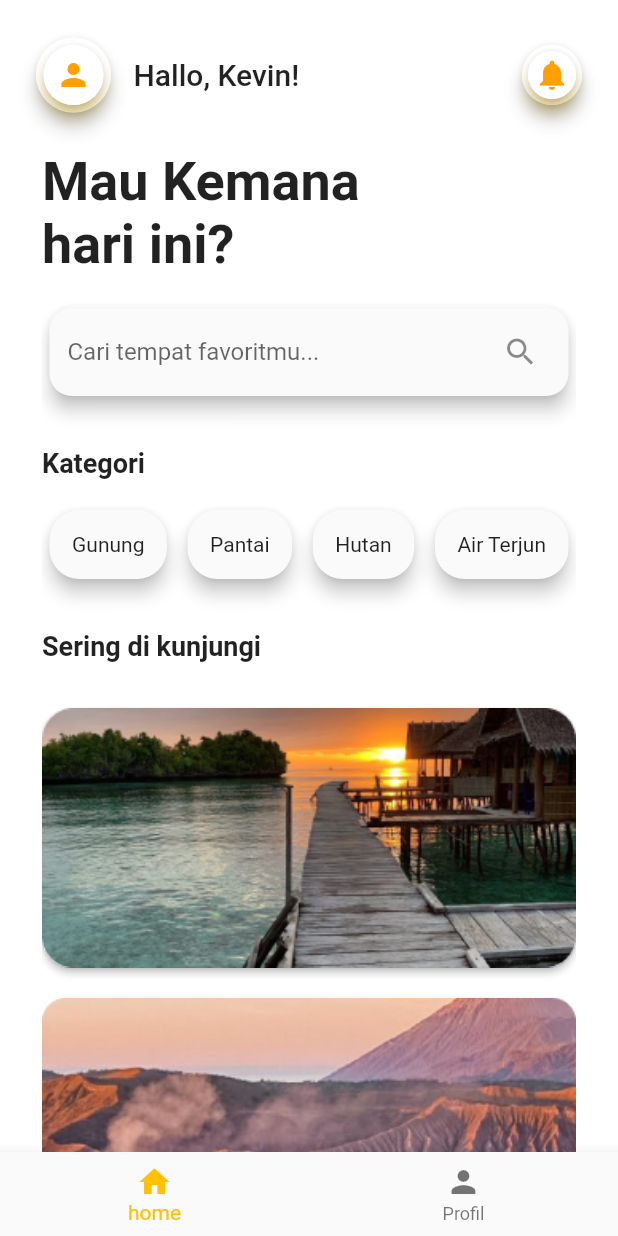
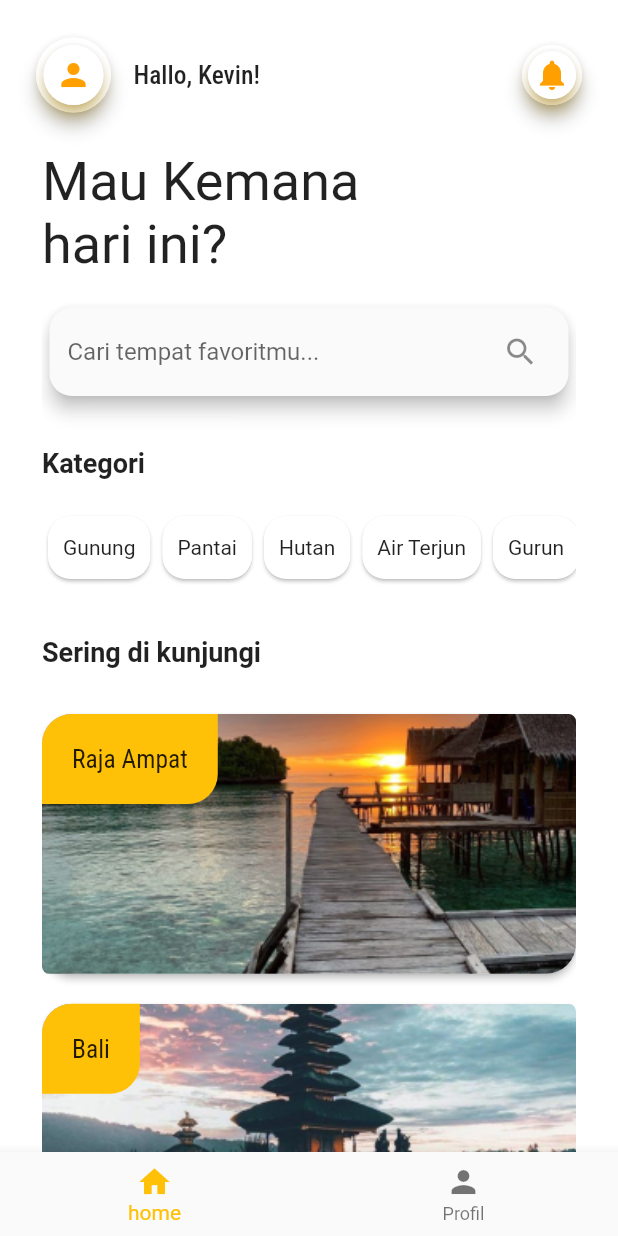
Before and after one commit to ristafn/slicing-travelApps, a Flutter app: the screen it shows after launch, on a phone screen of 412 x 824 dp. Run offline on Flutter 3.47's test engine with Material 2 defaults, Android fonts, the phone set to English and light mode, and no system bars; our stand-ins replace google_fonts.

Commit message:
edit images rounded to flat, add models(PODO), add views(new home_page, and google fonts) and page2, add constraints

```diff
--- /dev/null
+++ b/lib/constraints.dart
@@ -0,0 +1,9 @@
+import 'package:flutter/material.dart';
+
+class Constraints {
+  static double margin = 28.0;
+  static double sizedBox1 = 21.0;
+  static double sizedBox2 = 34.0;
+
+  static Color color = Colors.amber;
+}
--- a/lib/home_page.dart
+++ /dev/null
@@ -1,230 +0,0 @@
-import 'package:flutter/material.dart';
-
-class HomePage extends StatelessWidget {
-  const HomePage({Key? key}) : super(key: key);
-
-  @override
-  Widget build(BuildContext context) {
-    List<String> place = ['ampat', 'bromo', 'bali', 'komodo'];
-
-    return Scaffold(
-      backgroundColor: Colors.white,
-      appBar: AppBar(
-        backgroundColor: Colors.transparent,
-        shadowColor: Colors.transparent,
-        toolbarHeight: 100.0,
-        title: Container(
-          padding: const EdgeInsets.symmetric(horizontal: 8.0),
-          child: Row(
-            mainAxisAlignment: MainAxisAlignment.spaceBetween,
-            children: [
-              Container(
-                child: Row(
-                  children: [
-                    Material(
-                      elevation: 5,
-                      shape: RoundedRectangleBorder(
-                          borderRadius: BorderRadius.circular(50.0)),
-                      child: Container(
-                        height: 50.0,
-                        width: 50.0,
-                        child: CircleAvatar(
-                          backgroundColor: Colors.white,
-                          child: Padding(
-                            padding: const EdgeInsets.all(4.0),
-                            child: Material(
-                              elevation: 4,
-                              shadowColor: Colors.amber,
-                              shape: RoundedRectangleBorder(
-                                  borderRadius: BorderRadius.circular(50.0)),
-                              child: CircleAvatar(
-                                backgroundColor: Colors.white,
-                                child: Icon(Icons.person),
-                              ),
-                            ),
-                          ),
-                        ),
-                      ),
-                    ),
-                    SizedBox(
-                      width: 15.0,
-                    ),
-                    Text('Hallo, Kevin!'),
-                  ],
-                ),
-              ),
-              InkWell(
-                onTap: () {},
-                borderRadius: BorderRadius.circular(50.0),
-                child: Material(
-                  elevation: 5,
-                  shape: RoundedRectangleBorder(
-                      borderRadius: BorderRadius.circular(50.0)),
-                  child: Container(
-                    height: 40.0,
-                    width: 40.0,
-                    child: CircleAvatar(
-                      backgroundColor: Colors.white,
-                      child: Padding(
-                        padding: const EdgeInsets.all(4.0),
-                        child: Material(
-                          elevation: 4,
-                          shadowColor: Colors.amber,
-                          shape: RoundedRectangleBorder(
-                              borderRadius: BorderRadius.circular(50.0)),
-                          child: CircleAvatar(
-                            backgroundColor: Colors.white,
-                            child: Icon(Icons.notifications),
-                          ),
-                        ),
-                      ),
-                    ),
-                  ),
-                ),
-              ),
-            ],
-          ),
-        ),
-      ),
-      body: Container(
-        padding: const EdgeInsets.symmetric(horizontal: 28.0),
-        child: CustomScrollView(
-          slivers: [
-            SliverToBoxAdapter(
-              child: Column(
-                mainAxisAlignment: MainAxisAlignment.start,
-                children: <Widget>[
-                  Align(
-                    alignment: Alignment.centerLeft,
-                    child: Text('Mau Kemana\nhari ini?',
-                        style: TextStyle(
-                            fontWeight: FontWeight.w700, fontSize: 36)),
-                  ),
-                  SizedBox(
-                    height: 21,
-                  ),
-                  Container(
-                    padding: EdgeInsets.symmetric(horizontal: 5.0),
-                    child: Material(
-                      elevation: 5,
-                      borderRadius: BorderRadius.circular(15.0),
-                      child: TextFormField(
-                        decoration: InputDecoration(
-                          border: OutlineInputBorder(
-                            borderSide: BorderSide.none,
-                            borderRadius: BorderRadius.circular(15.0),
-                          ),
-                          hintText: 'Cari tempat favoritmu...',
-                          suffixIcon: Container(
-                            margin: const EdgeInsets.only(right: 10.0),
-                            padding: const EdgeInsets.all(10.0),
-                            decoration: BoxDecoration(
-                              shape: BoxShape.circle,
-                            ),
-                            child: Icon(Icons.search),
-                          ),
-                        ),
-                      ),
-                    ),
-                  ),
-                  SizedBox(
-                    height: 34,
-                  ),
-                  Align(
-                    alignment: Alignment.centerLeft,
-                    child: Text('Kategori',
-                        style: TextStyle(
-                            fontWeight: FontWeight.w700, fontSize: 18)),
-                  ),
-                  SizedBox(
-                    height: 21,
-                  ),
-                  Container(
-                    padding: EdgeInsets.symmetric(horizontal: 5.0),
-                    child: Row(
-                      mainAxisAlignment: MainAxisAlignment.spaceBetween,
-                      children: [
-                        Material(
-                          elevation: 5,
-                          borderRadius: BorderRadius.circular(20.0),
-                          child: Container(
-                              padding: const EdgeInsets.all(15.0),
-                              decoration: BoxDecoration(
-                                borderRadius: BorderRadius.circular(20.0),
-                              ),
-                              child: Text('Gunung')),
-                        ),
-                        Material(
-                          elevation: 5,
-                          borderRadius: BorderRadius.circular(20.0),
-                          child: Container(
-                              padding: const EdgeInsets.all(15.0),
-                              decoration: BoxDecoration(
-                                borderRadius: BorderRadius.circular(20.0),
-                              ),
-                              child: Text('Pantai')),
-                        ),
-                        Material(
-                          elevation: 5,
-                          borderRadius: BorderRadius.circular(20.0),
-                          child: Container(
-                              padding: const EdgeInsets.all(15.0),
-                              decoration: BoxDecoration(
-                                borderRadius: BorderRadius.circular(20.0),
-                              ),
-                              child: Text('Hutan')),
-                        ),
-                        Material(
-                          elevation: 5,
-                          borderRadius: BorderRadius.circular(20.0),
-                          child: Container(
-                              padding: const EdgeInsets.all(15.0),
-                              decoration: BoxDecoration(
-                                borderRadius: BorderRadius.circular(20.0),
-                              ),
-                              child: Text('Air Terjun')),
-                        )
-                      ],
-                    ),
-                  ),
-                  SizedBox(
-                    height: 34,
-                  ),
-                  Align(
-                    alignment: Alignment.centerLeft,
-                    child: Text('Sering di kunjungi',
-                        style: TextStyle(
-                            fontWeight: FontWeight.w700, fontSize: 18)),
-                  ),
-                  SizedBox(
-                    height: 21,
-                  ),
-                ],
-              ),
-            ),
-            SliverList(
-              delegate: SliverChildBuilderDelegate(
-                (context, index) {
-                  var callImages = place[index];
-
-                  return Card(
-                    elevation: 2,
-                    margin: const EdgeInsets.symmetric(vertical: 10.0),
-                    shape: RoundedRectangleBorder(
-                      borderRadius: BorderRadius.circular(20.0),
-                    ),
-                    child: Image.asset(
-                      'assets/images/$callImages.png',
-                      fit: BoxFit.cover,
-                    ),
-                  );
-                },
-                childCount: 4,
-              ),
-            )
-          ],
-        ),
-      ),
-    );
-  }
-}
--- /dev/null
+++ b/lib/models/PlaceList.dart
@@ -0,0 +1,18 @@
+class Place {
+  final String name;
+  final String img;
+  final String desc;
+
+  Place({
+    required this.name,
+    required this.img,
+    required this.desc,
+  });
+
+  static List placeList = [
+    Place(name: 'Raja Ampat', img: 'ampat', desc: 'ampat'),
+    Place(name: 'Bali', img: 'bali', desc: 'bali'),
+    Place(name: 'Gunung Bromo', img: 'bromo', desc: 'bromo'),
+    Place(name: 'Pulau Komodo', img: 'komodo', desc: 'komodo'),
+  ];
+}
--- a/lib/page2.dart
+++ /dev/null
@@ -1,16 +0,0 @@
-import 'package:flutter/material.dart';
-
-class Page2 extends StatelessWidget {
-  const Page2({Key? key}) : super(key: key);
-
-  @override
-  Widget build(BuildContext context) {
-    return Scaffold(
-      body: Container(
-        child: Center(
-          child: Text('Hello World!'),
-        ),
-      ),
-    );
-  }
-}
--- a/lib/providers/navbar_provider.dart
+++ b/lib/providers/navbar_provider.dart
@@ -1,8 +1,7 @@
-import 'package:flutter/cupertino.dart';
 import 'package:flutter/material.dart';
 
-import '../home_page.dart';
-import '../page2.dart';
+import '../views/home_page.dart';
+import '../views/page2.dart';
 
 class NavbarProvider with ChangeNotifier {
   static int _selectedIndex = 0;
--- /dev/null
+++ b/lib/views/home_page.dart
@@ -0,0 +1,246 @@
+import 'package:flutter/material.dart';
+import 'package:google_fonts/google_fonts.dart';
+import 'package:slicing_travel_apps/constraints.dart';
+import 'package:slicing_travel_apps/models/PlaceList.dart';
+
+class HomePage extends StatelessWidget {
+  const HomePage({Key? key}) : super(key: key);
+
+  @override
+  Widget build(BuildContext context) {
+    List<String> listCategory = <String>[
+      'Gunung',
+      'Pantai',
+      'Hutan',
+      'Air Terjun',
+      'Gurun',
+      'Murah'
+    ];
+
+    return Scaffold(
+      backgroundColor: Colors.white,
+      appBar: AppBar(
+        backgroundColor: Colors.transparent,
+        shadowColor: Colors.transparent,
+        toolbarHeight: 100.0,
+        title: Container(
+          padding: const EdgeInsets.symmetric(horizontal: 8.0),
+          child: Row(
+            mainAxisAlignment: MainAxisAlignment.spaceBetween,
+            children: [
+              Container(
+                child: Row(
+                  children: [
+                    Material(
+                      elevation: 5,
+                      shape: RoundedRectangleBorder(
+                          borderRadius: BorderRadius.circular(50.0)),
+                      child: Container(
+                        height: 50.0,
+                        width: 50.0,
+                        child: CircleAvatar(
+                          backgroundColor: Colors.white,
+                          child: Padding(
+                            padding: const EdgeInsets.all(4.0),
+                            child: Material(
+                              elevation: 4,
+                              shadowColor: Colors.amber,
+                              shape: RoundedRectangleBorder(
+                                  borderRadius: BorderRadius.circular(50.0)),
+                              child: CircleAvatar(
+                                backgroundColor: Colors.white,
+                                child: Icon(Icons.person),
+                              ),
+                            ),
+                          ),
+                        ),
+                      ),
+                    ),
+                    SizedBox(
+                      width: 15.0,
+                    ),
+                    Text(
+                      'Hallo, Kevin!',
+                      style: GoogleFonts.robotoCondensed(fontSize: 17),
+                    ),
+                  ],
+                ),
+              ),
+              InkWell(
+                onTap: () {},
+                borderRadius: BorderRadius.circular(50.0),
+                child: Material(
+                  elevation: 5,
+                  shape: RoundedRectangleBorder(
+                      borderRadius: BorderRadius.circular(50.0)),
+                  child: Container(
+                    height: 40.0,
+                    width: 40.0,
+                    child: CircleAvatar(
+                      backgroundColor: Colors.white,
+                      child: Padding(
+                        padding: const EdgeInsets.all(4.0),
+                        child: Material(
+                          elevation: 4,
+                          shadowColor: Colors.amber,
+                          shape: RoundedRectangleBorder(
+                              borderRadius: BorderRadius.circular(50.0)),
+                          child: CircleAvatar(
+                            backgroundColor: Colors.white,
+                            child: Icon(Icons.notifications),
+                          ),
+                        ),
+                      ),
+                    ),
+                  ),
+                ),
+              ),
+            ],
+          ),
+        ),
+      ),
+      body: Container(
+        margin: EdgeInsets.symmetric(horizontal: Constraints.margin),
+        child: CustomScrollView(
+          slivers: [
+            SliverToBoxAdapter(
+              child: Text(
+                'Mau Kemana\nhari ini?',
+                style: GoogleFonts.sawarabiMincho(fontSize: 36),
+                // style: TextStyle(fontWeight: FontWeight.w700, fontSize: 36),
+              ),
+            ),
+            SliverToBoxAdapter(
+              child: SizedBox(height: Constraints.sizedBox1),
+            ),
+            SliverToBoxAdapter(
+              child: Container(
+                padding: EdgeInsets.symmetric(horizontal: 5.0),
+                child: Material(
+                  elevation: 5,
+                  borderRadius: BorderRadius.circular(15.0),
+                  child: TextFormField(
+                    decoration: InputDecoration(
+                      border: OutlineInputBorder(
+                        borderSide: BorderSide.none,
+                        borderRadius: BorderRadius.circular(15.0),
+                      ),
+                      hintText: 'Cari tempat favoritmu...',
+                      suffixIcon: Container(
+                        margin: const EdgeInsets.only(right: 10.0),
+                        padding: const EdgeInsets.all(10.0),
+                        decoration: BoxDecoration(
+                          shape: BoxShape.circle,
+                        ),
+                        child: Icon(Icons.search),
+                      ),
+                    ),
+                  ),
+                ),
+              ),
+            ),
+            SliverToBoxAdapter(
+              child: SizedBox(height: Constraints.sizedBox2),
+            ),
+            SliverToBoxAdapter(
+              child: Align(
+                alignment: Alignment.centerLeft,
+                child: Text(
+                  'Kategori',
+                  style: TextStyle(fontWeight: FontWeight.w700, fontSize: 18),
+                ),
+              ),
+            ),
+            SliverToBoxAdapter(
+              child: SizedBox(height: Constraints.sizedBox1),
+            ),
+            SliverToBoxAdapter(
+              child: Container(
+                height: 50.0,
+                child: ListView.builder(
+                  itemBuilder: (context, index) {
+                    return Card(
+                      shape: RoundedRectangleBorder(
+                        borderRadius: BorderRadius.circular(15.0),
+                      ),
+                      child: Padding(
+                        padding: const EdgeInsets.all(10.0),
+                        child: Center(child: Text(listCategory[index])),
+                      ),
+                    );
+                  },
+                  scrollDirection: Axis.horizontal,
+                  itemCount: listCategory.length,
+                ),
+              ),
+            ),
+            SliverToBoxAdapter(
+              child: SizedBox(height: Constraints.sizedBox2),
+            ),
+            SliverToBoxAdapter(
+              child: Text(
+                'Sering di kunjungi',
+                style: TextStyle(fontWeight: FontWeight.w700, fontSize: 18),
+              ),
+            ),
+            SliverToBoxAdapter(
+              child: SizedBox(height: Constraints.sizedBox1),
+            ),
+            SliverList(
+              delegate: SliverChildBuilderDelegate(
+                (context, index) {
+                  Place place = Place.placeList[index];
+
+                  return Card(
+                    elevation: 2,
+                    margin: const EdgeInsets.symmetric(vertical: 10.0),
+                    shape: RoundedRectangleBorder(
+                      borderRadius: BorderRadius.circular(20.0),
+                    ),
+                    child: Stack(
+                      children: [
+                        Container(
+                          width: double.infinity,
+                          child: ClipRRect(
+                            borderRadius: BorderRadius.only(
+                              topLeft: Radius.circular(20.0),
+                              topRight: Radius.circular(5.0),
+                              bottomRight: Radius.circular(20.0),
+                              bottomLeft: Radius.circular(5.0),
+                            ),
+                            child: Image.asset(
+                              'assets/images/${place.img}.png',
+                              fit: BoxFit.cover,
+                            ),
+                          ),
+                        ),
+                        Align(
+                          alignment: Alignment.bottomLeft,
+                          child: Container(
+                            padding: EdgeInsets.all(20.0),
+                            decoration: BoxDecoration(
+                              color: Colors.amber,
+                              borderRadius: BorderRadius.only(
+                                bottomRight: Radius.circular(20.0),
+                                topLeft: Radius.circular(20.0),
+                              ),
+                            ),
+                            child: Text(
+                              place.name,
+                              style: GoogleFonts.robotoCondensed(fontSize: 17),
+                            ),
+                          ),
+                        )
+                      ],
+                    ),
+                  );
+                },
+                childCount: Place.placeList.length,
+              ),
+            )
+          ],
+        ),
+      ),
+    );
+  }
+}
--- /dev/null
+++ b/lib/views/page2.dart
@@ -0,0 +1,16 @@
+import 'package:flutter/material.dart';
+
+class Page2 extends StatelessWidget {
+  const Page2({Key? key}) : super(key: key);
+
+  @override
+  Widget build(BuildContext context) {
+    return Scaffold(
+      body: Container(
+        child: Center(
+          child: Text('Hello World!'),
+        ),
+      ),
+    );
+  }
+}
```
Also changed, not shown: assets/images/ampat.png, assets/images/bali.png, assets/images/bromo.png, assets/images/komodo.png, lib/main.dart (line endings or trailing spaces), lib/navbar.dart (line endings or trailing spaces), pubspec.yaml (line endings or trailing spaces), 38 other files.
